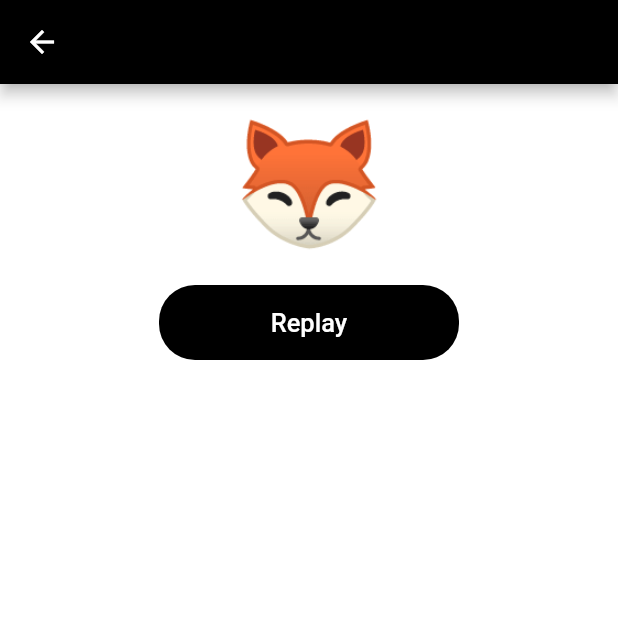
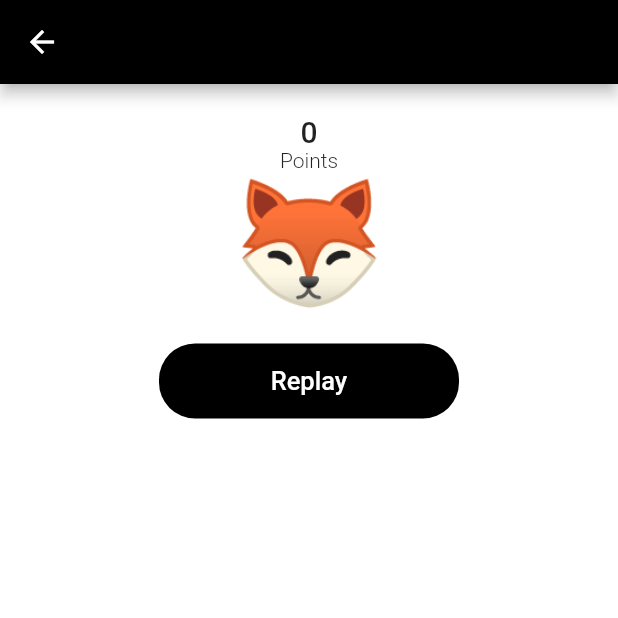
Before and after one commit to DaniilPavlov/MemoryGame, a Flutter app: the Game screen opened by its route, on a phone screen of 412 x 824 dp, the top half of it. Run offline on Flutter 3.47's test engine with Material 2 defaults, Android fonts, the phone set to English and light mode, and no system bars.

Commit message:
Reworking of points-system + back button problems solution.

```diff
--- a/lib/data/data.dart
+++ b/lib/data/data.dart
@@ -3,6 +3,7 @@ import 'package:flutterapp2/model/tile_model.dart';
 String selectedTile = "";
 int selectedIndex;
 bool selected = true;
+int pairs = 0;
 int points = 0;
 bool letsPlay = false;
 int isTapped = 100;
--- a/lib/main.dart
+++ b/lib/main.dart
@@ -62,7 +62,7 @@ class _AboutState extends State<About> {
               child: Text(
                 "At the beginning, you have 5 seconds to remember the "
                 "location of all the pictures. Next, the pictures are hidden and the game begins. "
-                "For each correct pair you get 5 points, for each incorrect pair you get -1 point. "
+                "For each correct pair you get 5 points, for each incorrect pair you get -2 point. "
                 "As soon as you collect all the pairs or score -5 points, the game is over for you.",
                 style: TextStyle(
                     color: Colors.black,
@@ -123,32 +123,41 @@ class _GameState extends State<Game> {
       delay();
       letsPlay = false;
     }
-    return Scaffold(
-      appBar: AppBar(title: Text(''), backgroundColor: Colors.black),
+    return WillPopScope(
+        // ignore: missing_return
+        onWillPop: () {
+          Navigator.pop(context, true);
+          letsPlay = false;
+          pairs = 0;
+          points = 0;
+        },
+        child: Scaffold(
+          appBar: AppBar(
+            title: Text(''),
+            backgroundColor: Colors.black,
+          ),
           backgroundColor: Colors.white,
           body: Container(
             padding: EdgeInsets.symmetric(horizontal: 20, vertical: 20),
             child: Column(
               children: <Widget>[
-            points != 1 * noOfQuestion
-                ? Column(
+                Column(
                   crossAxisAlignment: CrossAxisAlignment.center,
                   children: <Widget>[
                     Text(
-                        "$points/${1 * noOfQuestion}",
-                        style: TextStyle(
-                            fontSize: 20, fontWeight: FontWeight.w500),
+                      "$points",
+                      style:
+                          TextStyle(fontSize: 20, fontWeight: FontWeight.w500),
                     ),
                     Text(
                       "Points",
                       textAlign: TextAlign.start,
-                        style: TextStyle(
-                            fontSize: 14, fontWeight: FontWeight.w300),
+                      style:
+                          TextStyle(fontSize: 14, fontWeight: FontWeight.w300),
                     ),
                   ],
-                  )
-                : Container(),
-            points != 1 * noOfQuestion
+                ),
+                pairs != noOfQuestion && points > -5
                     ? GridView(
                         shrinkWrap: true,
                         physics: new NeverScrollableScrollPhysics(),
@@ -157,7 +166,8 @@ class _GameState extends State<Game> {
                             mainAxisSpacing: 0.0, maxCrossAxisExtent: 125),
                         children: List.generate(gridViewTiles.length, (index) {
                           return Tile(
-                        imagePathUrl: gridViewTiles[index].getImageAssetUrl(),
+                            imagePathUrl:
+                                gridViewTiles[index].getImageAssetUrl(),
                             tileIndex: index,
                             parent: this,
                           );
@@ -168,6 +178,7 @@ class _GameState extends State<Game> {
                             onTap: () {
                               Navigator.pop(context);
                               letsPlay = false;
+                              pairs = 0;
                               points = 0;
                             },
                             child: Column(
@@ -201,7 +212,7 @@ class _GameState extends State<Game> {
               ],
             ),
           ),
-    );
+        ));
   }
 
   void delay() {
@@ -228,6 +239,23 @@ class _HomeState extends State<Home> {
     super.initState();
   }
 
+  Future<bool> _onBackPressed() {
+    return showDialog(
+        context: context,
+        builder: (context) => AlertDialog(
+                title: Text("Do you want to exit the app?"),
+                actions: <Widget>[
+                  FlatButton(
+                    child: Text("No"),
+                    onPressed: () => Navigator.pop(context, false),
+                  ),
+                  FlatButton(
+                    child: Text("Yes"),
+                    onPressed: () => Navigator.pop(context, true),
+                  )
+                ]));
+  }
+
   void reStart() {
     myPairs = getPairs(gameLevel);
     print("gameLevel : $gameLevel");
@@ -237,8 +265,11 @@ class _HomeState extends State<Home> {
 
   @override
   Widget build(BuildContext context) {
-    return Scaffold(
-      appBar: AppBar(title: Text('Memory Game'), backgroundColor: Colors.black),
+    return WillPopScope(
+        onWillPop: _onBackPressed,
+        child: Scaffold(
+          appBar:
+              AppBar(title: Text('Memory Game'), backgroundColor: Colors.black),
           backgroundColor: Colors.white,
           body: Container(
             width: MediaQuery.of(context).size.width,
@@ -358,7 +389,7 @@ class _HomeState extends State<Home> {
               ],
             ),
           ),
-    );
+        ));
   }
 }
 
@@ -389,7 +420,8 @@ class _TileState extends State<Tile> {
             if (selectedTile == myPairs[widget.tileIndex].getImageAssetUrl() &&
                 widget.tileIndex != isTapped) {
               isTapped = 100;
-              points = points + 1;
+              pairs = pairs + 1;
+              points = points + 5;
               isCorrect = false;
               print(selectedTile +
                   " and " +
@@ -412,6 +444,7 @@ class _TileState extends State<Tile> {
             } else if (myPairs[widget.tileIndex].getImageAssetUrl() != "") {
               isTapped = 100;
               isCorrect = false;
+              points = points - 2;
               print(selectedTile +
                   " and " +
                   myPairs[widget.tileIndex].getImageAssetUrl());
```
Lines whose indentation alone changed are shown as unchanged.
